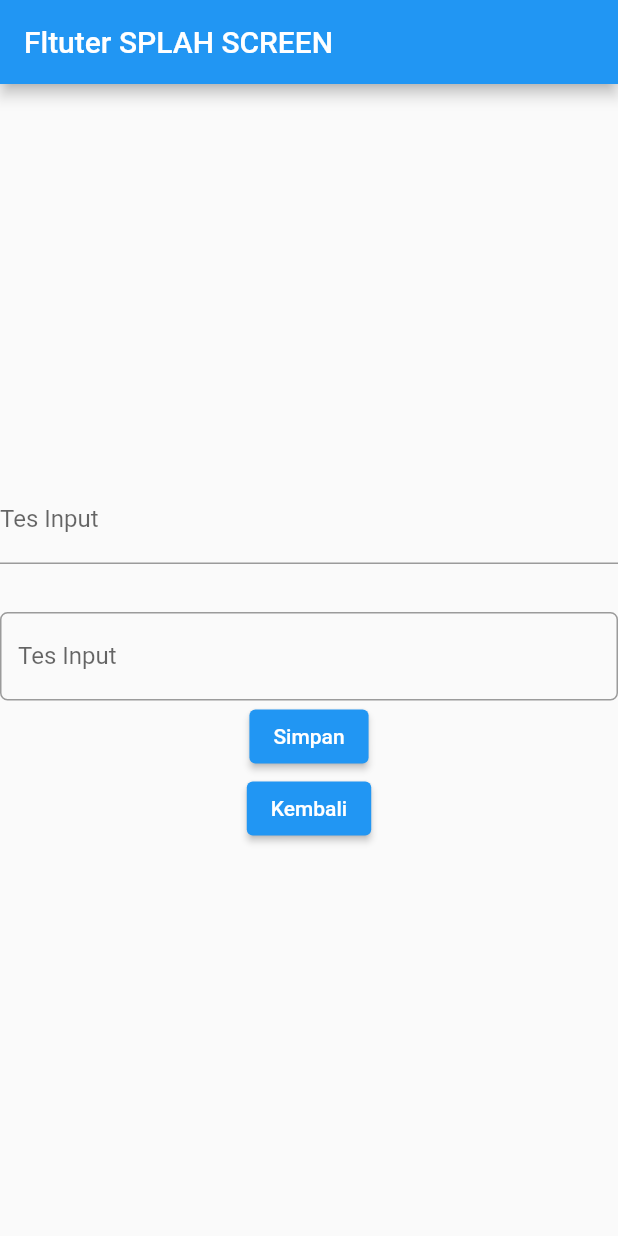
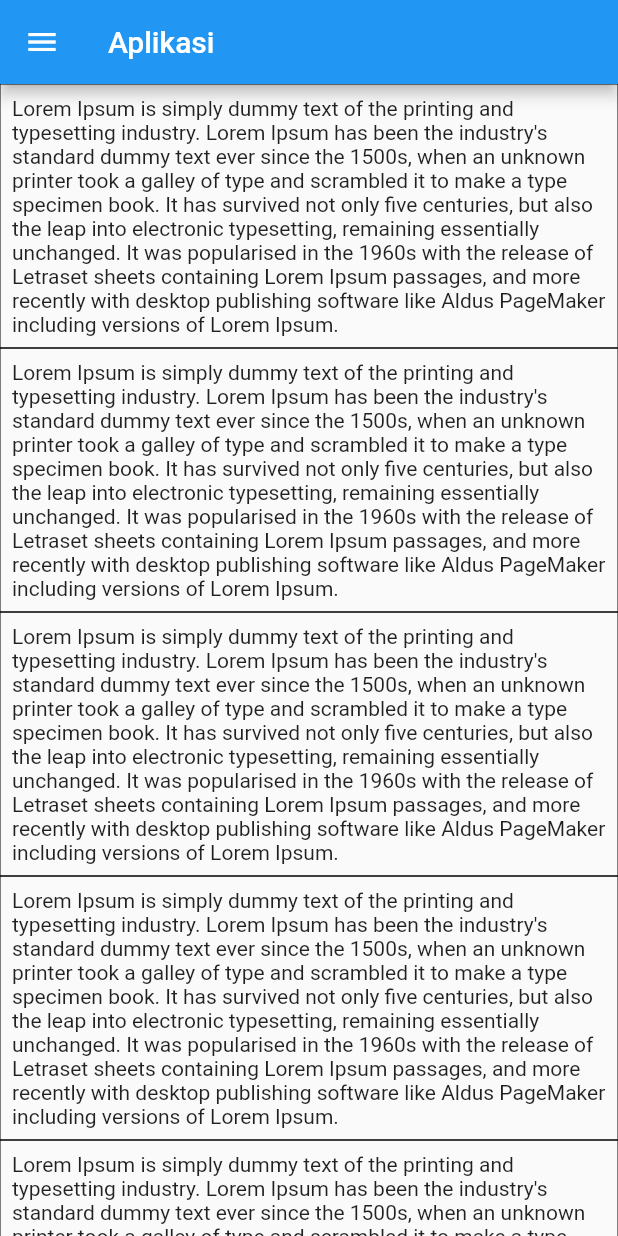
Before and after one commit to owenrud/ProgMobRE, a Flutter app: the screen it shows after launch, on a phone screen of 412 x 824 dp. Run offline on Flutter 3.47's test engine with Material 2 defaults, Android fonts, the phone set to English and light mode, and no system bars; our stand-ins replace shared_preferences.

Commit message:
Pertemuan 13 Flutter

```diff
--- /dev/null
+++ b/flutter_demo1/lib/home.dart
@@ -0,0 +1,111 @@
+import 'package:flutter/material.dart';
+
+void main() {
+  runApp(const Home());
+}
+
+
+class Home extends StatefulWidget {
+  const Home({Key? key}) : super(key: key);
+
+
+  @override
+  State<Home> createState() => _HomeState();
+}
+
+class _HomeState extends State<Home> {
+  @override
+  Widget build(BuildContext context) {
+    return Scaffold(
+        appBar: AppBar(title: Text("Aplikasi")),
+        drawer: Drawer(
+         child: ListView(
+           children: [
+             UserAccountsDrawerHeader(
+               currentAccountPicture: CircleAvatar(
+                 backgroundImage: AssetImage("images/logo.png"),
+               ),
+                 accountName: Text("Aplikasi UAS"),
+                 accountEmail: Text("Aplikasi CRUD Matakuliah")),
+
+             ListTile(
+               leading: Icon(Icons.access_alarm_rounded),
+               title: Text("Pertemuan 1"),
+               onTap: (){
+                 Navigator.pop(context);
+               },
+             ),
+              ListTile(
+                leading: Icon(Icons.account_box_sharp),
+                title: Text("Pertemuan 13"),
+                onTap: (){
+                  Navigator.pop(context);
+                },
+              ),
+             ListTile(
+               leading: Icon(Icons.add_call),
+               title: Text("Card view"),
+               onTap: (){
+                 Navigator.pop(context);
+               },
+             ),
+           ],
+         ),
+        ),
+      body: ListView(
+        children: [
+          buildContainer(),
+          buildContainer(),
+          buildContainer(),
+          buildContainer(),
+          buildContainer(),
+          buildCard(),
+          buildCard(),
+          buildCard(),
+          buildCard(),
+          buildCard(),
+        ],
+      ),// Add a Drawer here in the next step.
+    );
+  }
+
+  Card buildCard() {
+    return Card(
+          color: Colors.amber,
+          elevation: 8,
+          child: Column(
+            children: [
+              ListTile(
+                leading: Icon(Icons.ad_units_outlined),
+                title: Text("Lorem Ipsum is simply dummy text of the p"),
+                subtitle: Text("Lorem Ipsum is simply dummy text of the p"),
+              ),
+              Row(
+                children: [
+                  TextButton(
+                      onPressed: (){},
+                      child:Text("Buy Ticket")
+                  ),
+                  TextButton(
+                      onPressed: (){},
+                      child:Text("Listen")
+                  ),
+                ],
+              )
+            ],
+          ),
+        );
+  }
+
+  Container buildContainer() {
+    return Container(
+          decoration: BoxDecoration(
+            border: Border.all(
+              width: 0
+            ),
+          ),
+          child: Text("Lorem Ipsum is simply dummy text of the printing and typesetting industry. Lorem Ipsum has been the industry's standard dummy text ever since the 1500s, when an unknown printer took a galley of type and scrambled it to make a type specimen book. It has survived not only five centuries, but also the leap into electronic typesetting, remaining essentially unchanged. It was popularised in the 1960s with the release of Letraset sheets containing Lorem Ipsum passages, and more recently with desktop publishing software like Aldus PageMaker including versions of Lorem Ipsum."),
+        padding: EdgeInsets.all(8.0)
+        );
+  }
+}
--- a/flutter_demo1/lib/main.dart
+++ b/flutter_demo1/lib/main.dart
@@ -1,4 +1,5 @@
 import 'package:flutter/material.dart';
+import 'package:flutter_demo1/home.dart';
 import 'package:flutter_demo1/pertemuan1.dart';
 import 'package:flutter_demo1/splashscreen.dart';
 import 'package:shared_preferences/shared_preferences.dart';
@@ -6,7 +7,7 @@ import 'package:shared_preferences/shared_preferences.dart';
 
 void main() {
   runApp(new MaterialApp(
-    home: splashscreen(title: "Demo Splashscreen Manual",)
+    home: Home()
   )
   );
 }
```
